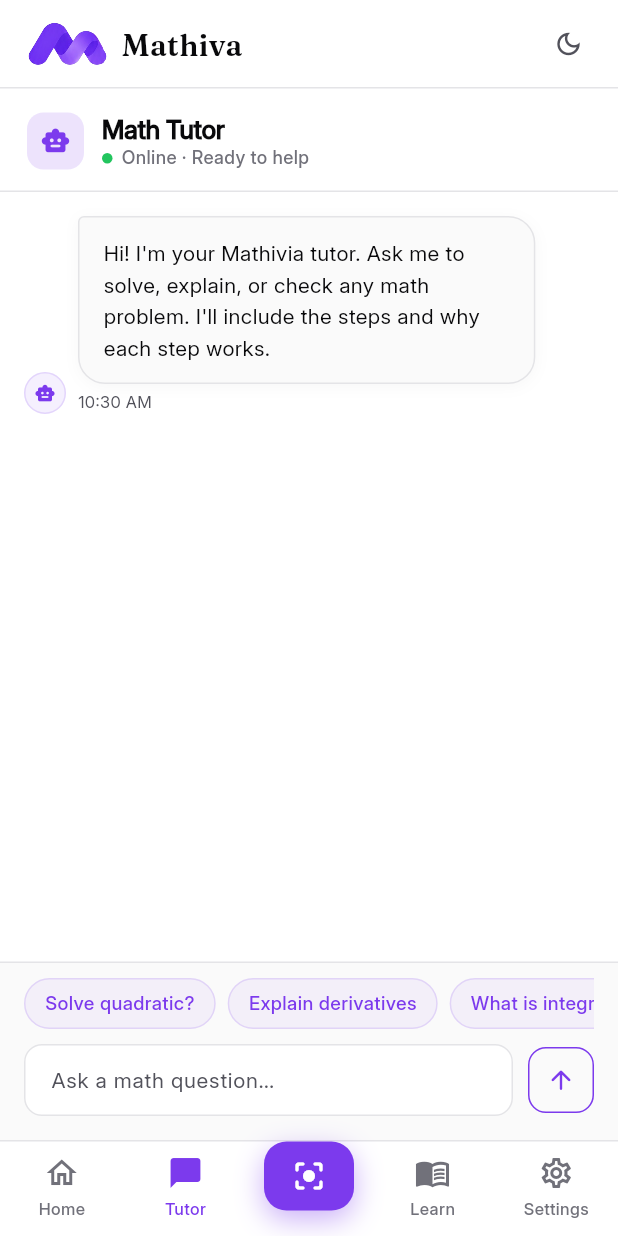
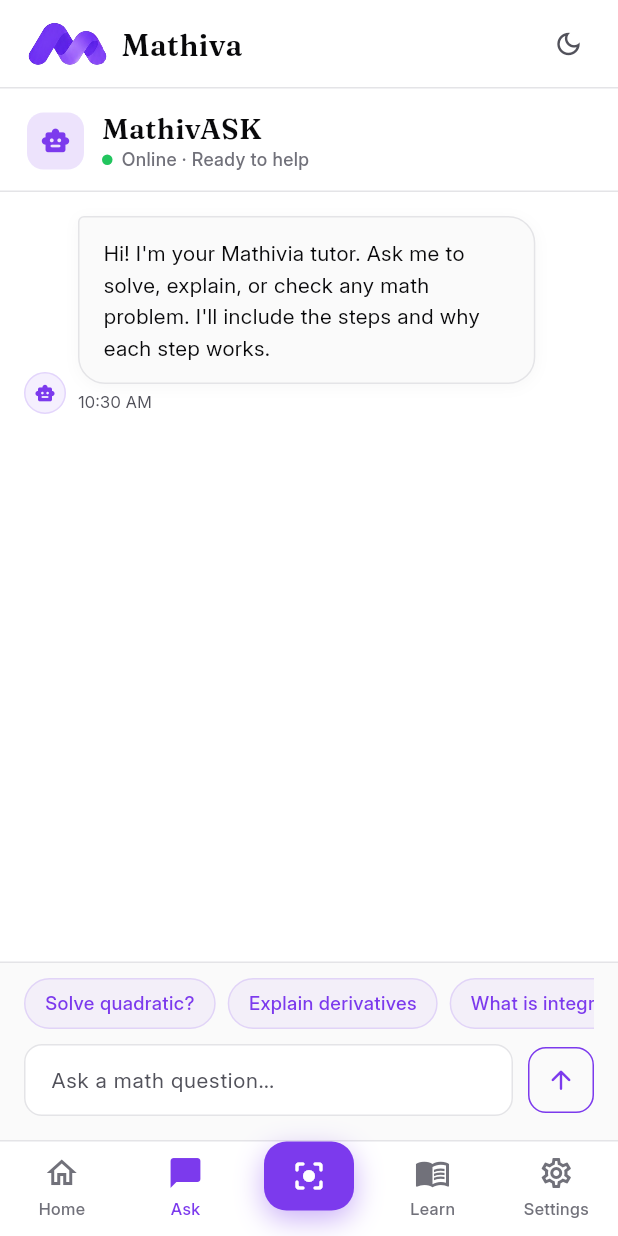
Before and after one commit to ktrnakrzl/mathiva, a Flutter app: the ChatScreen screen opened by its route, on a phone screen of 412 x 824 dp. Run offline on Flutter 3.47's test engine with Material 3 defaults, Android fonts, the phone set to English and light mode, and no system bars; our stand-ins replace dio, flutter_local_notifications, flutter_riverpod, flutter_timezone, go_router, google_fonts and 3 more; missing offline and left inert: flutter_math_fork; accounts and stored records are empty; network calls fail.

Commit message:
Rename tutor to MathivASK and refine onboarding slides
- Rename "Math Tutor" to "MathivASK" (chat header + tutor screen title);
  the chat header now uses the Fraunces serif to read as a brand name.
- Bottom nav: relabel the chat tab "Tutor" -> "Ask".
- Onboarding: centre the illustration panel + title as one block (fixed
  aspect ratio instead of Expanded) and replace the long per-slide
  descriptions with a single short line each.

```diff
--- a/frontend/lib/presentation/screens/tutor/tutor_screen.dart
+++ b/frontend/lib/presentation/screens/tutor/tutor_screen.dart
@@ -39,7 +39,7 @@
     return Scaffold(
       backgroundColor: Colors.transparent,
       appBar: MathivaAppBar(
-        title: 'Math Tutor ✨',
+        title: 'MathivASK',
         subtitle: 'AI-powered math help',
         icon: Icons.smart_toy_rounded,
         showBack: true,
--- a/frontend/lib/screens/chat_screen.dart
+++ b/frontend/lib/screens/chat_screen.dart
@@ -199,12 +199,11 @@
             crossAxisAlignment: CrossAxisAlignment.start,
             children: [
               Text(
-                'Math Tutor',
-                style: TextStyle(
+                'MathivASK',
+                style: AppTheme.serif(
                   color: colors.ink,
-                  fontSize: 17,
-                  fontWeight: FontWeight.w700,
-                  letterSpacing: -0.3,
+                  fontSize: 19,
+                  fontWeight: FontWeight.w600,
                   height: 1.1,
                 ),
               ),
--- a/frontend/lib/widgets/mathiva_bottom_nav.dart
+++ b/frontend/lib/widgets/mathiva_bottom_nav.dart
@@ -65,7 +65,7 @@
               _NavItem(
                 icon: Icons.chat_bubble_outline_rounded,
                 activeIcon: Icons.chat_bubble_rounded,
-                label: 'Tutor',
+                label: 'Ask',
                 selected: selected == MathivaTab.tutor,
                 onTap: () => _go(context, MathivaTab.tutor),
               ),
```
Also changed, not shown: frontend/lib/screens/onboarding_screen.dart (+23 -16 lines).
